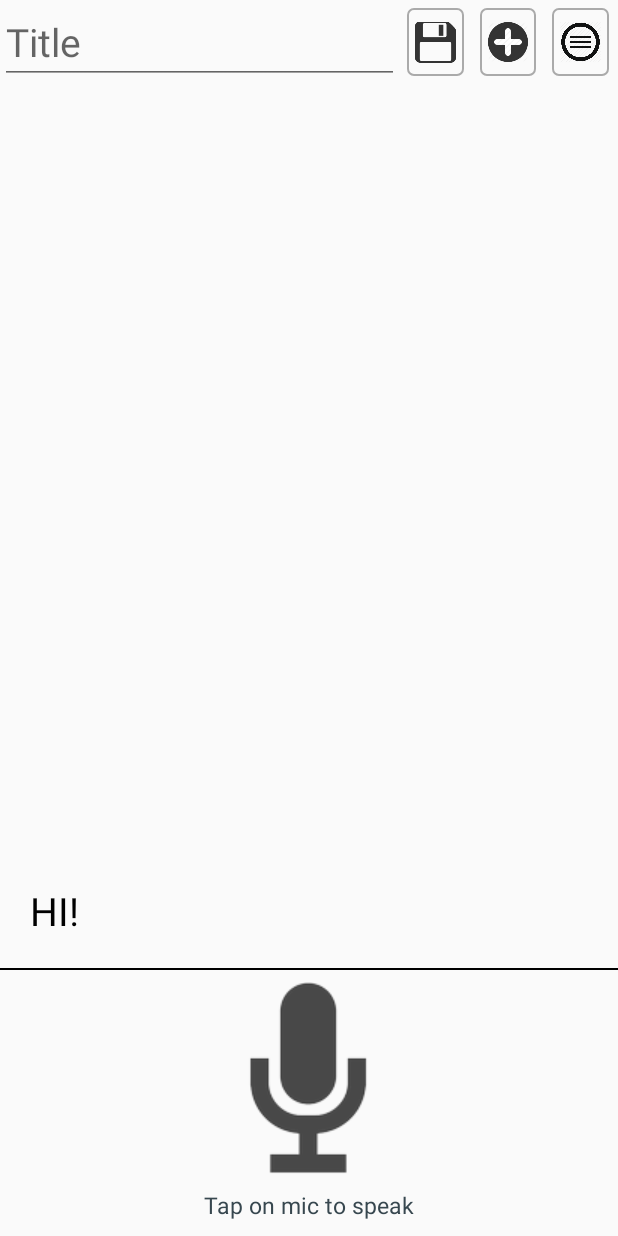
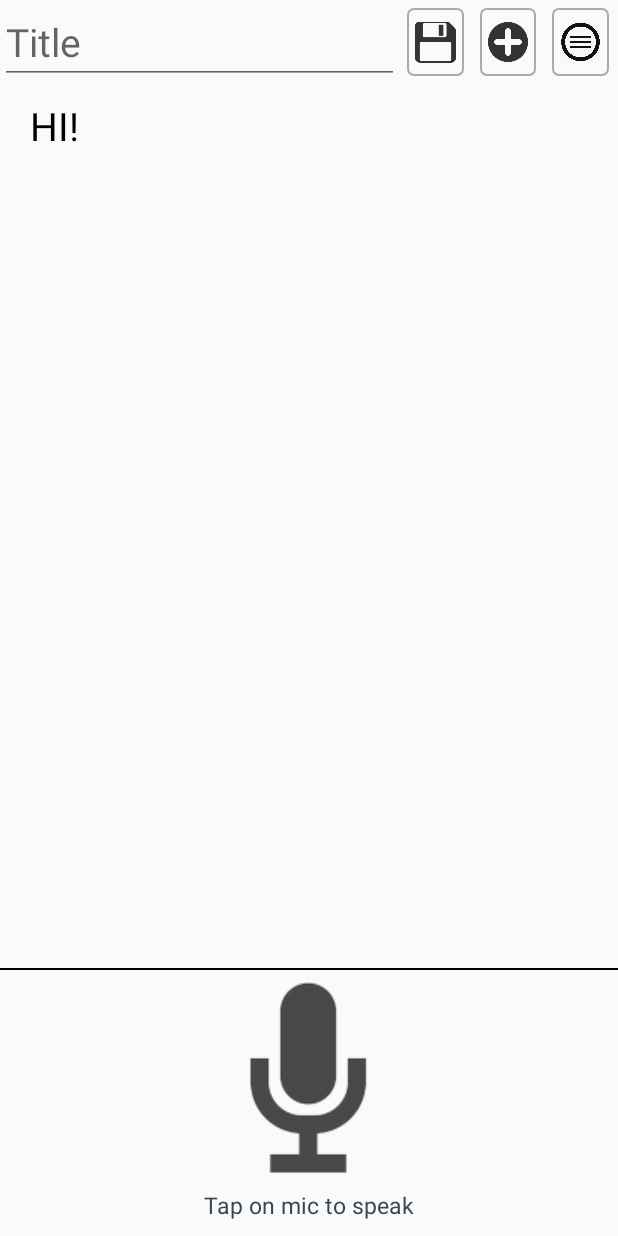
Before and after one commit to cyt3ea/notedrop, an Android app: the screen it shows after launch (MainActivity), after a tap on an icon or button, on a phone screen of 412 x 824 dp. Run offline under Robolectric (Android 15) with nearby library versions, the phone set to English and light mode, and no system bars.

Commit message:
Top to bottom note flow

```diff
--- a/app/src/main/res/layout/activity_main.xml
+++ b/app/src/main/res/layout/activity_main.xml
@@ -114,15 +114,18 @@
     </LinearLayout>
 
     <RelativeLayout
+        android:id="@+id/notes_body"
         android:layout_width="match_parent"
         android:layout_height="wrap_content"
-        android:layout_above="@+id/mic_button"
+        android:layout_below="@+id/notesbar"
+        android:layout_above="@id/mic_button"
         >
 
         <ScrollView
             android:id="@+id/scroller"
             android:layout_width="match_parent"
-            android:layout_height="wrap_content">
+            android:layout_height="wrap_content"
+            >
 
             <LinearLayout
                 android:id="@+id/notes"
```
